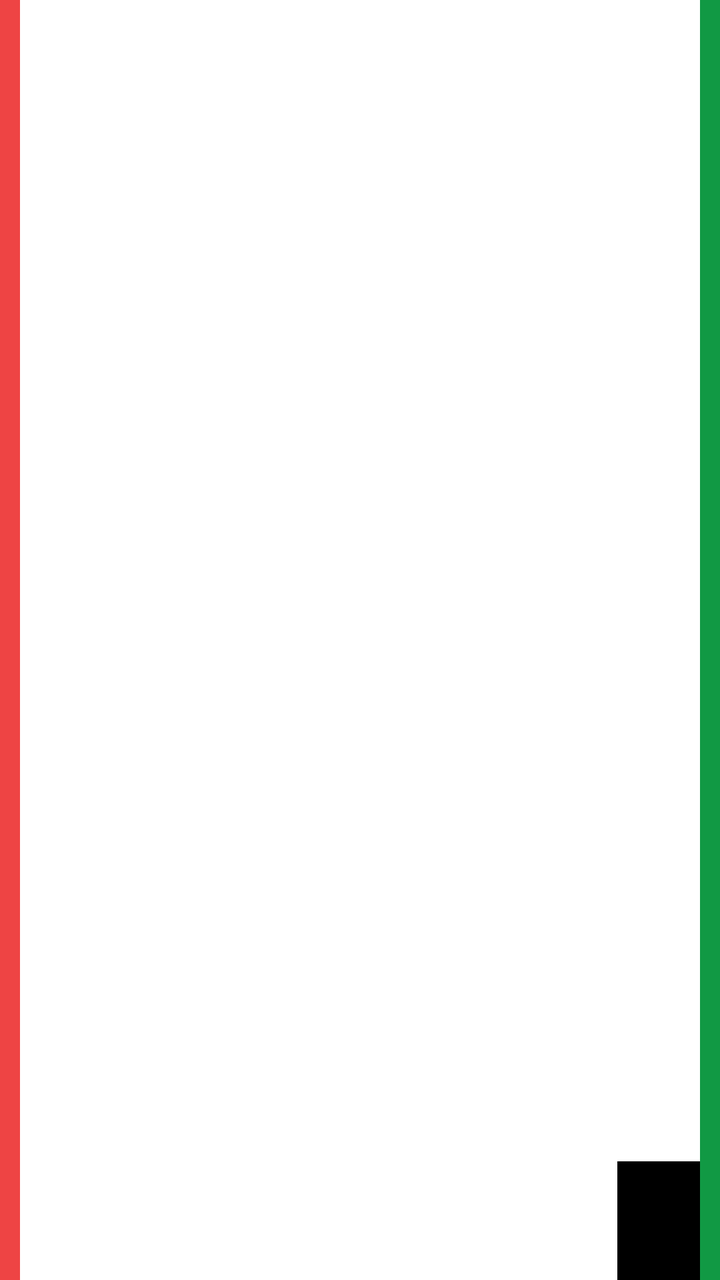
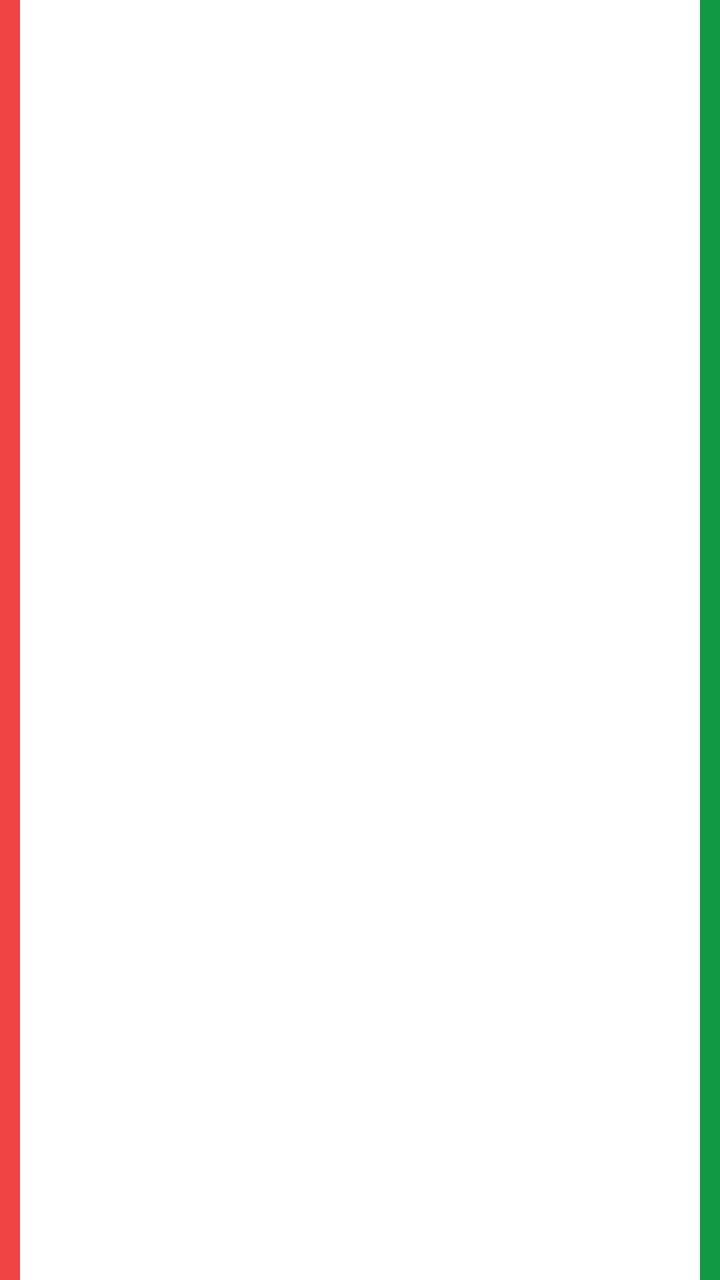

Before-and-after screenshots of an Android layout around one commit, followed by the original layout XML and the change that was made.
<!-- AndroidManifest.xml: application theme AppTheme -->
<!-- res/layout/item_index.xml -->
<?xml version="1.0" encoding="utf-8"?>
<GridLayout
    xmlns:android="http://schemas.android.com/apk/res/android"
    android:id="@+id/spawn_item_view"
    android:layout_width="match_parent"
    android:layout_height="wrap_content"
    android:orientation="vertical"
    android:rowCount="3"
    android:columnCount="4"
    android:layout_margin="1dp"
    android:background="#fff">

    <FrameLayout
        android:id="@+id/index_remove_view"
        android:layout_row="0"
        android:layout_column="0"
        android:layout_width="10dp"
        android:layout_rowSpan="3"
        android:layout_gravity="fill"
        android:gravity="center"
        android:textSize="@dimen/text_size_paragraph_title"
        android:background="@color/colorAttention"
        android:textColor="#fff"
        android:textStyle="bold"
        android:text="@string/symbol_decrement_button"/>

    <TextView
        android:id="@+id/spawn_item_primary"
        android:layout_row="0"
        android:layout_column="1"
        android:layout_columnWeight=".8"
        android:layout_columnSpan="2"
        android:layout_gravity="fill"
        android:layout_margin="4dp"
        android:textSize="@dimen/text_size_paragraph_title"
        android:textAppearance="?attr/textAppearanceListItem" />

    <TextView
        android:id="@+id/spawn_item_secondary"
        android:layout_row="1"
        android:layout_column="1"
        android:layout_columnWeight=".7"
        android:layout_margin="4dp"
        android:textAppearance="?attr/textAppearanceListItem" />

    <TextView
        android:id="@+id/spawn_item_tertiary"
        android:layout_row="2"
        android:layout_column="1"
        android:layout_columnWeight=".7"
        android:layout_margin="4dp"
        android:textAppearance="?attr/textAppearanceListItem" />

    <RelativeLayout
        android:layout_row="1"
        android:layout_column="2"
        android:layout_columnWeight=".1"
        android:layout_rowSpan="2"
        android:layout_gravity="fill"
        android:background="#000"
        android:gravity="end">

        <ImageView
            android:id="@+id/spawn_item_logo"
            android:layout_width="0dp"
            android:layout_height="0dp"
            android:contentDescription="@string/description_charity_logo"/>

    </RelativeLayout>

    <FrameLayout
        android:id="@+id/index_add_view"
        android:layout_row="0"
        android:layout_column="3"
        android:layout_width="10dp"
        android:layout_gravity="fill"
        android:layout_rowSpan="3"
        android:gravity="center"
        android:textSize="@dimen/text_size_paragraph_title"
        android:background="@color/colorConversionDark"
        android:textColor="#fff"
        android:textStyle="bold"
        android:text="+"/>

</GridLayout>
<!-- resources referenced by this layout -->
<resources>
  <color name="colorAttention">#EE4444</color>
  <color name="colorConversionDark">#119944</color>
  <dimen name="text_size_paragraph_title">20sp</dimen>
  <string name="description_charity_logo">This is the logo that corresponds to the listed charity</string>
  <string name="symbol_decrement_button">—</string>
  <style name="AppTheme" parent="Theme.AppCompat.Light.DarkActionBar">
          <item name="colorPrimary">@color/colorPrimary</item>
          <item name="colorPrimaryDark">@color/colorPrimaryDark</item>
          <item name="colorAccent">@color/colorAccent</item>
          <item name="popupMenuStyle">@style/AppTheme.PopupOverlay</item>
      </style>
  <color name="colorPrimary">#00B0FF</color>
  <color name="colorPrimaryDark">#0081CB</color>
  <color name="colorAccent">#F7BA28</color>
  <style name="AppTheme.PopupOverlay" parent="@android:style/Widget.PopupMenu">
          <item name="android:background">@color/colorPrimary</item>
      </style>
</resources>

<!-- the commit's change to res/layout/item_index.xml (unified diff, before → after) -->
@@ -1,21 +1,21 @@
 <?xml version="1.0" encoding="utf-8"?>
-<GridLayout
-    xmlns:android="http://schemas.android.com/apk/res/android"
-    android:id="@+id/spawn_item_view"
-    android:layout_width="match_parent"
-    android:layout_height="wrap_content"
-    android:orientation="vertical"
-    android:rowCount="3"
-    android:columnCount="4"
-    android:layout_margin="1dp"
-    android:background="#fff">
+    <GridLayout
+        xmlns:android="http://schemas.android.com/apk/res/android"
+        android:id="@+id/spawn_item_view"
+        android:layout_width="match_parent"
+        android:layout_height="wrap_content"
+        android:orientation="vertical"
+        android:rowCount="4"
+        android:columnCount="4"
+        android:layout_margin="1dp"
+        android:background="#fff">
 
     <FrameLayout
         android:id="@+id/index_remove_view"
         android:layout_row="0"
         android:layout_column="0"
         android:layout_width="10dp"
-        android:layout_rowSpan="3"
+        android:layout_rowSpan="4"
         android:layout_gravity="fill"
         android:gravity="center"
         android:textSize="@dimen/text_size_paragraph_title"
@@ -29,19 +29,20 @@
         android:layout_row="0"
         android:layout_column="1"
         android:layout_columnWeight=".8"
+        android:layout_rowSpan="2"
         android:layout_columnSpan="2"
-        android:layout_gravity="fill"
+        android:layout_width="wrap_content"
         android:layout_margin="4dp"
         android:textSize="@dimen/text_size_paragraph_title"
-        android:textAppearance="?attr/textAppearanceListItem" />
+        android:textAppearance="?attr/textAppearanceListItem"/>
 
     <TextView
         android:id="@+id/spawn_item_secondary"
-        android:layout_row="1"
+        android:layout_row="2"
         android:layout_column="1"
         android:layout_columnWeight=".7"
         android:layout_margin="4dp"
-        android:textAppearance="?attr/textAppearanceListItem" />
+        android:textAppearance="?attr/textAppearanceListItem"/>
 
     <TextView
         android:id="@+id/spawn_item_tertiary"
@@ -49,14 +50,14 @@
         android:layout_column="1"
         android:layout_columnWeight=".7"
         android:layout_margin="4dp"
-        android:textAppearance="?attr/textAppearanceListItem" />
+        android:textAppearance="?attr/textAppearanceListItem"/>
 
-    <RelativeLayout
-        android:layout_row="1"
+    <FrameLayout
+        android:layout_row="2"
         android:layout_column="2"
+        android:layout_width="25dp"
         android:layout_columnWeight=".1"
         android:layout_rowSpan="2"
-        android:layout_gravity="fill"
         android:background="#000"
         android:gravity="end">
 
@@ -66,7 +67,7 @@
             android:layout_height="0dp"
             android:contentDescription="@string/description_charity_logo"/>
 
-    </RelativeLayout>
+    </FrameLayout>
 
     <FrameLayout
         android:id="@+id/index_add_view"
@@ -74,7 +75,7 @@
         android:layout_column="3"
         android:layout_width="10dp"
         android:layout_gravity="fill"
-        android:layout_rowSpan="3"
+        android:layout_rowSpan="4"
         android:gravity="center"
         android:textSize="@dimen/text_size_paragraph_title"
         android:background="@color/colorConversionDark"
